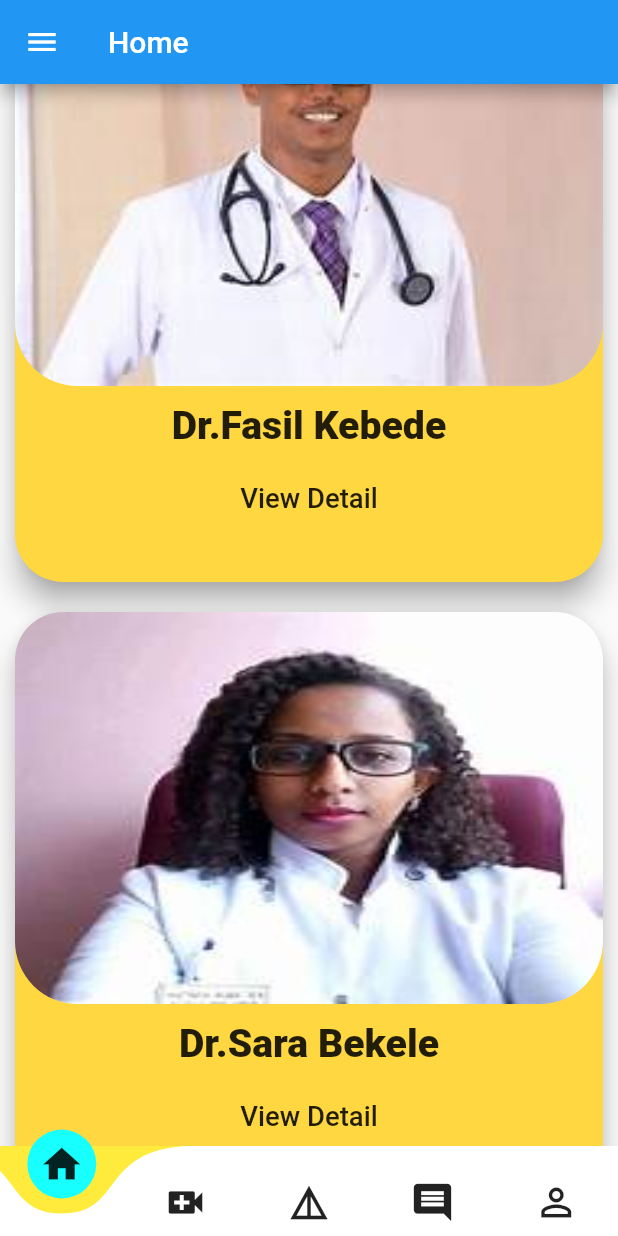
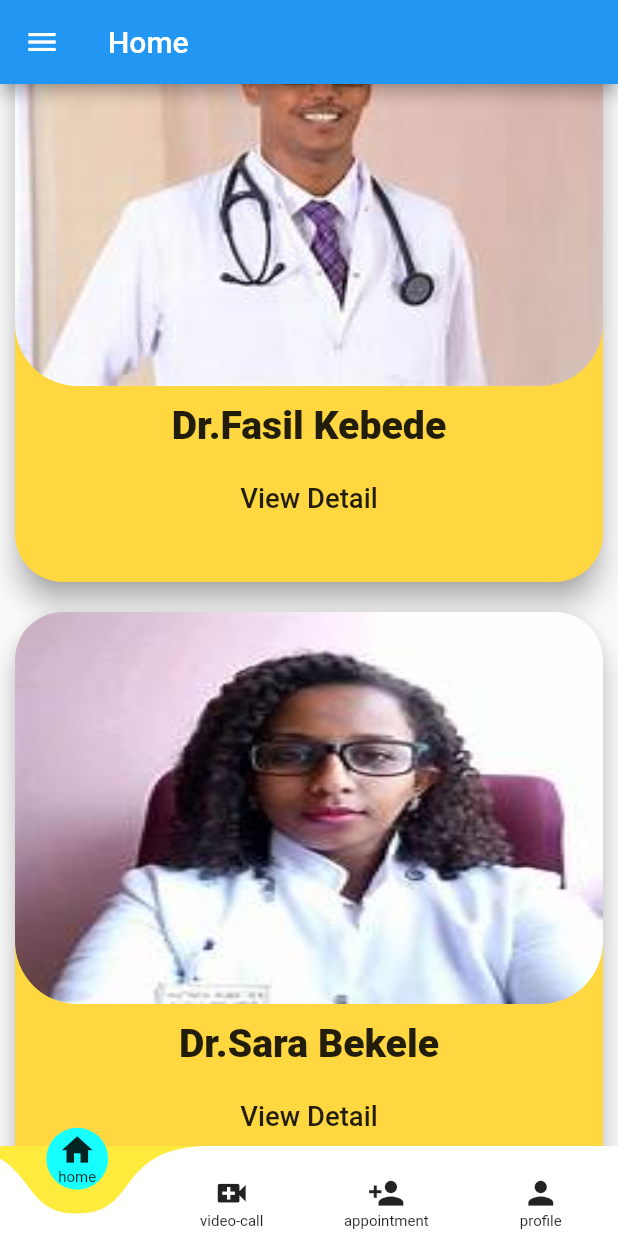
Before and after one commit to getachewzemene/smart_patientcare_mobile, a Flutter app: the screen it shows after launch, scrolled down 576 dp, on a phone screen of 412 x 824 dp. Run offline on Flutter 3.47's test engine with Material 2 defaults, Android fonts, the phone set to English and light mode, and no system bars; drawn by our look-alikes of curved_navigation_bar; our stand-ins replace geolocator, google_maps_flutter, introduction_screen, shared_preferences; missing offline and left inert: agora_uikit, flutter_background, flutter_webrtc, flutter_webrtc_wrapper.

Commit message:
appointment_api done

```diff
--- a/lib/api/meeting_api.dart
+++ b/lib/api/meeting_api.dart
@@ -6,7 +6,7 @@
 
 String BASE_URL = getBaseUrl;
 Future<http.Response?> startMeeting() async {
-  String userId = await loadUserId();
+  String userId = await getUserId();
   Map<String, String> requestHeaders = {'content-Type': "application/json"};
   var response = await http.post(Uri.parse("$BASE_URL/start"),
       headers: requestHeaders,
--- a/lib/constants/api_url.dart
+++ b/lib/constants/api_url.dart
@@ -1,2 +1,2 @@
-const BASE_URL = "http://10.161.84.64:4000/api/meeting";
+const BASE_URL = "http://10.161.84.64:4000/";
 String get getBaseUrl => BASE_URL;
--- /dev/null
+++ b/lib/constants/widget_params.dart
@@ -0,0 +1,5 @@
+import 'package:flutter/material.dart';
+
+const bootomText = TextStyle(fontSize: 10.0, fontWeight: FontWeight.normal);
+const errorTextStyle = TextStyle(color: Colors.red);
+const successtextStyle = TextStyle(color: Colors.black);
--- a/lib/screens/video_call_screen.dart
+++ b/lib/screens/video_call_screen.dart
@@ -41,7 +41,7 @@
   final PageController pageController = PageController();
   void startMeeting() async {
     // print("display name:" + widget.name!);
-    final String userId = await loadUserId();
+    final String userId = await getUserId();
     meetingHelper = WebRTCMeetingHelper(
         url: "http://10.161.84.64:4000",
         meetingId: widget.meeting!.id,
--- a/lib/utils/user_utils.dart
+++ b/lib/utils/user_utils.dart
@@ -2,7 +2,7 @@
 import "package:shared_preferences/shared_preferences.dart";
 
 var uuid = const Uuid();
-Future<String> loadUserId() async {
+Future<String> getUserId() async {
   SharedPreferences preferences = await SharedPreferences.getInstance();
   String? userId;
   if (preferences.containsKey("userId")) {
--- a/lib/widgets/bottom_navigation.dart
+++ b/lib/widgets/bottom_navigation.dart
@@ -1,5 +1,8 @@
 import 'package:flutter/material.dart';
 import 'package:curved_navigation_bar/curved_navigation_bar.dart';
+import 'package:smart_health_assistant/constants/widget_params.dart';
+import 'package:smart_health_assistant/screens/agora_screen.dart';
+import 'package:smart_health_assistant/screens/appointment_screen.dart';
 
 class BottomNavBar extends StatefulWidget {
   const BottomNavBar({Key? key}) : super(key: key);
@@ -9,8 +12,21 @@
 }
 
 class _BottomNavBarState extends State<BottomNavBar> {
-  int _page = 0;
+  int index = 0;
   final GlobalKey<CurvedNavigationBarState> _bottomNavigationKey = GlobalKey();
+
+  _goToScreen(index) {
+    switch (index) {
+      case 1:
+        Navigator.push(context,
+            MaterialPageRoute(builder: (context) => const AgoraScreen()));
+        break;
+      case 2:
+        Navigator.push(context,
+            MaterialPageRoute(builder: (context) => const AppointmentScreen()));
+        break;
+    }
+  }
 
   @override
   Widget build(BuildContext context) {
@@ -18,12 +34,59 @@
       key: _bottomNavigationKey,
       index: 0,
       height: 60.0,
-      items: const <Widget>[
-        Icon(Icons.home, size: 30),
-        Icon(Icons.video_call, size: 30),
-        Icon(Icons.details, size: 30),
-        Icon(Icons.comment, size: 30),
-        Icon(Icons.perm_identity, size: 30),
+      items: <Widget>[
+        Column(
+            mainAxisAlignment: MainAxisAlignment.center,
+            mainAxisSize: MainAxisSize.min,
+            children: const [
+              Icon(
+                Icons.home,
+                size: 25,
+              ),
+              Text("home", style: bootomText)
+            ]),
+        Column(
+            mainAxisAlignment: MainAxisAlignment.center,
+            mainAxisSize: MainAxisSize.min,
+            children: const [
+              Icon(
+                Icons.video_call,
+                size: 25,
+              ),
+              Text(
+                "video-call",
+                style: bootomText,
+                softWrap: true,
+              )
+            ]),
+        Column(
+            mainAxisAlignment: MainAxisAlignment.center,
+            mainAxisSize: MainAxisSize.min,
+            children: const [
+              Icon(
+                Icons.person_add,
+                size: 25,
+              ),
+              Text(
+                "appointment",
+                style: bootomText,
+                softWrap: true,
+              )
+            ]),
+        Column(
+            mainAxisAlignment: MainAxisAlignment.center,
+            mainAxisSize: MainAxisSize.min,
+            children: const [
+              Icon(
+                Icons.person,
+                size: 25,
+              ),
+              Text(
+                "profile",
+                style: bootomText,
+                softWrap: true,
+              )
+            ]),
       ],
       color: Colors.white,
       buttonBackgroundColor: Colors.cyanAccent,
@@ -32,8 +95,9 @@
       animationDuration: const Duration(milliseconds: 600),
       onTap: (index) {
         setState(() {
-          _page = index;
+          index = index;
         });
+        _goToScreen(index);
       },
       letIndexChange: (index) => true,
     );
```
Also changed, not shown: lib/screens/agora_screen.dart (+15 -6 lines), lib/screens/appointment_screen.dart (+29 -9 lines), lib/widgets/custom_snackbar.dart (added, +15 -0 lines).
